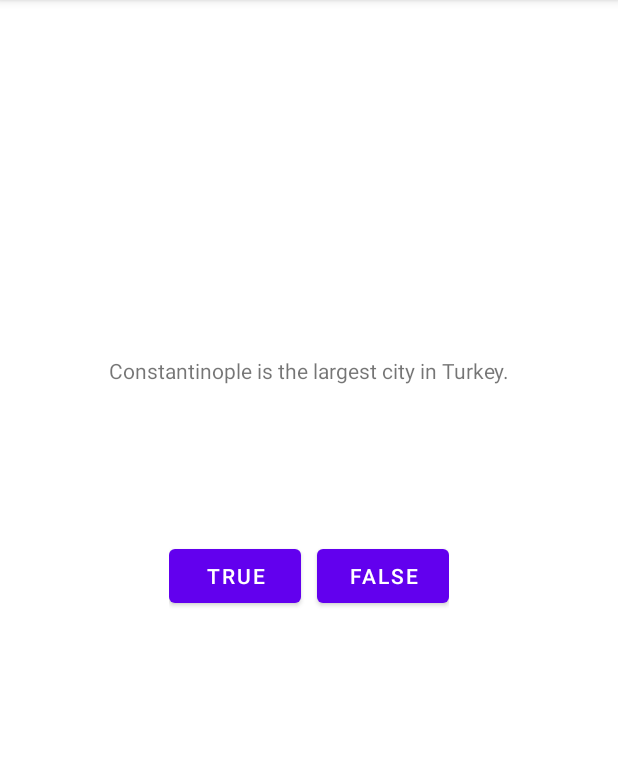
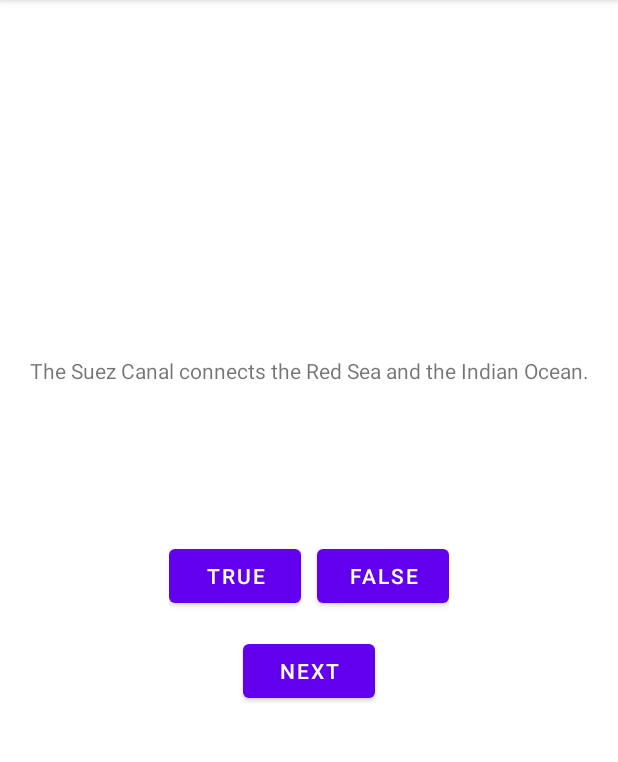
Before and after one commit to Salad7/BigNerdRanch-Android, an Android app: the screen it shows after launch (MainActivity), after a tap on "TRUE", on a phone screen of 412 x 824 dp, the part 84-846 px from its top. Run offline under Robolectric (Android 15) with nearby library versions, the phone set to English and light mode, and no system bars; 1 other tap on this screen came first.

Commit message:
Chapter 2 finished, pg 57

```diff
--- a/GeoQuiz/app/src/main/java/com/example/geoquiz/MainActivity.java
+++ b/GeoQuiz/app/src/main/java/com/example/geoquiz/MainActivity.java
@@ -5,11 +5,24 @@ import androidx.appcompat.app.AppCompatActivity;
 import android.os.Bundle;
 import android.view.View;
 import android.widget.Button;
+import android.widget.TextView;
+import android.widget.Toast;
 
 public class MainActivity extends AppCompatActivity {
 
     Button mTrueButton;
     Button mFalseButton;
+    Button mNextButton;
+    TextView mQuestionTextView;
+    private Question[] mQuestionBank = new Question[]{
+            new Question(R.string.question_oceans, true),
+            new Question(R.string.question_mideast, true),
+            new Question(R.string.question_africa, false),
+            new Question(R.string.question_americas, false),
+            new Question(R.string.question_asia, true)
+    };
+    int mCurrentIndex = 0;
+
     @Override
     protected void onCreate(Bundle savedInstanceState) {
         super.onCreate(savedInstanceState);
@@ -17,19 +30,48 @@ public class MainActivity extends AppCompatActivity {
 
         mTrueButton = findViewById(R.id.true_button);
         mFalseButton = findViewById(R.id.false_button);
+        mNextButton = findViewById(R.id.next_button);
+        mQuestionTextView = findViewById(R.id.question_text_view);
+        updateQuestion();
 
         mTrueButton.setOnClickListener(new View.OnClickListener() {
             @Override
             public void onClick(View v) {
-
+                checkAnswer(true);
             }
         });
 
         mFalseButton.setOnClickListener(new View.OnClickListener() {
             @Override
             public void onClick(View v) {
+                checkAnswer(false);
+            }
+        });
+
+        mNextButton.setOnClickListener(new View.OnClickListener() {
+            @Override
+            public void onClick(View v) {
+                mCurrentIndex = (mCurrentIndex + 1) % mQuestionBank.length;
+                updateQuestion();
 
             }
         });
     }
+
+    private void checkAnswer(boolean userPressedTrue){
+        boolean answerIsTrue = mQuestionBank[mCurrentIndex].getAnswerTrue();
+                int messageResId = 0;
+                        if(userPressedTrue == answerIsTrue){
+                            messageResId = R.string.correct_toast;
+                        }
+                        else{
+                            messageResId = R.string.incorrect_toast;
+                        }
+        Toast.makeText(this, messageResId, Toast.LENGTH_SHORT).show();
+    }
+
+    private void updateQuestion(){
+        int question = mQuestionBank[mCurrentIndex].getTextResId();
+        mQuestionTextView.setText(question);
+    }
 }
--- /dev/null
+++ b/GeoQuiz/app/src/main/java/com/example/geoquiz/Question.java
@@ -0,0 +1,22 @@
+package com.example.geoquiz;
+
+public class Question {
+
+    private int mTextResId;
+    private boolean mAnswerTrue;
+
+    public Question(int textResId, boolean answerTrue){
+        mTextResId = textResId;
+        mAnswerTrue = answerTrue;
+    }
+
+    public int getTextResId(){
+        return mTextResId;
+    }
+
+    public boolean getAnswerTrue(){
+        return mAnswerTrue;
+    }
+
+
+}
--- a/GeoQuiz/app/src/main/res/layout/activity_main.xml
+++ b/GeoQuiz/app/src/main/res/layout/activity_main.xml
@@ -5,6 +5,16 @@
     android:layout_width="match_parent"
     android:layout_height="match_parent"
     tools:context=".MainActivity">
+
+    <Button
+        android:id="@+id/next_button"
+        android:layout_width="wrap_content"
+        android:layout_height="wrap_content"
+        android:layout_marginTop="15dp"
+        android:text="@string/next_button"
+        app:layout_constraintEnd_toEndOf="parent"
+        app:layout_constraintStart_toStartOf="parent"
+        app:layout_constraintTop_toBottomOf="@+id/linearLayout" />
 
     <LinearLayout
         android:id="@+id/linearLayout"
@@ -32,12 +42,11 @@
     </LinearLayout>
 
     <TextView
-        android:id="@+id/textView"
+        android:id="@+id/question_text_view"
 
         android:layout_width="wrap_content"
         android:layout_height="wrap_content"
         android:layout_marginBottom="103dp"
-        android:text="@string/question_text"
         app:layout_constraintBottom_toTopOf="@+id/linearLayout"
         app:layout_constraintEnd_toEndOf="parent"
         app:layout_constraintStart_toStartOf="parent" />
--- a/GeoQuiz/app/src/main/res/values/strings.xml
+++ b/GeoQuiz/app/src/main/res/values/strings.xml
@@ -1,8 +1,13 @@
 <resources>
     <string name="app_name">GeoQuiz</string>
     <string name="true_button">True</string>
+    <string name="next_button">Next</string>
     <string name="false_button">False</string>
     <string name="correct_toast">Correct!</string>
     <string name="incorrect_toast">Incorrect!</string>
-    <string name="question_text">Constantinople is the largest city in Turkey.</string>
+    <string name="question_oceans">The Pacific Ocean is larger than the Atlantic Ocean.</string>
+    <string name="question_mideast">The Suez Canal connects the Red Sea and the Indian Ocean.</string>
+    <string name="question_africa">The source of the Nile River is in Egypt.</string>
+    <string name="question_americas">The Amazon River is the longest river in the Americas.</string>
+    <string name="question_asia">Lake Baikal is the world\'s oldest and deepest freshwater lake</string>
 </resources>
```
